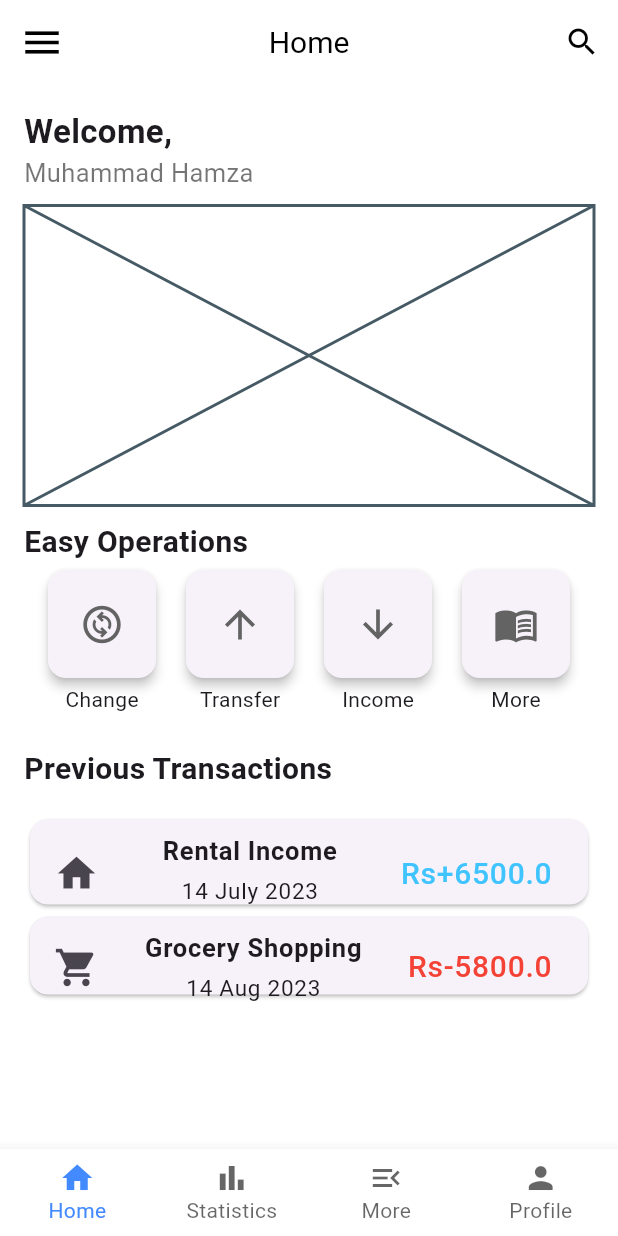
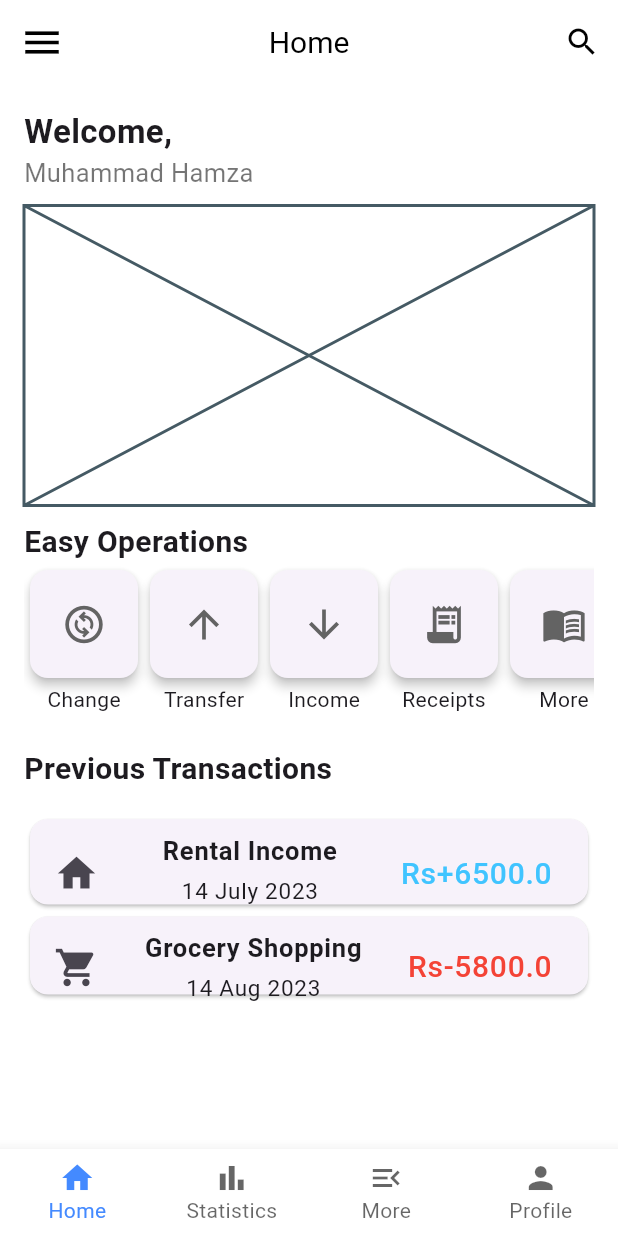
Before and after one commit to msulemanjaved82/khata5m123, a Flutter app: the screen it shows after launch, on a phone screen of 412 x 824 dp. Run offline on Flutter 3.47's test engine with Material 3 defaults, Android fonts, the light colour scheme and no system bars.

Commit message:
home page created

```diff
--- a/khataapp/lib/homepage.dart
+++ b/khataapp/lib/homepage.dart
@@ -72,7 +72,9 @@ class HomePage extends StatelessWidget {
                 ),
               ),
               const SizedBox(height: 0),
-              Row(
+              SingleChildScrollView(
+                scrollDirection: Axis.horizontal,
+                child: Row(
                   mainAxisAlignment: MainAxisAlignment.spaceEvenly,
                   children: [
                     Column(
@@ -164,6 +166,32 @@ class HomePage extends StatelessWidget {
                               padding: const EdgeInsets.all(0),
                               child: IconButton(
                                 icon: const Icon(
+                                  Icons.receipt_long,
+                                  size: 30,
+                                  color: Color.fromARGB(255, 99, 99, 99),
+                                ),
+                                onPressed: () {},
+                                alignment: Alignment.center,
+                              ),
+                            ),
+                          ),
+                        ),
+                        const Text(
+                          'Receipts',
+                        ),
+                      ],
+                    ),
+                    Column(
+                      children: [
+                        SizedBox(
+                          width: 80,
+                          height: 80,
+                          child: Card(
+                            elevation: 3,
+                            child: Container(
+                              padding: const EdgeInsets.all(0),
+                              child: IconButton(
+                                icon: const Icon(
                                   Icons.menu_book,
                                   size: 30,
                                   color: Color.fromARGB(255, 99, 99, 99),
@@ -181,6 +209,7 @@ class HomePage extends StatelessWidget {
                     ),
                   ],
                 ),
+              ),
               const SizedBox(height: 22),
               const Text(
                 'Previous Transactions',
@@ -190,6 +219,10 @@ class HomePage extends StatelessWidget {
                 ),
               ),
               const SizedBox(height: 15),
+              SingleChildScrollView(
+                scrollDirection: Axis.vertical,
+                child: Column(
+                  children: [
                     SizedBox(
                       height: 65,
                       child: Card(
@@ -229,7 +262,8 @@ class HomePage extends StatelessWidget {
                       height: 60,
                       child: Card(
                         child: ListTile(
-                    leading: const Icon(Icons.local_grocery_store, size: 30.0),
+                          leading:
+                              const Icon(Icons.local_grocery_store, size: 30.0),
                           title: const Column(
                             children: [
                               Text(
@@ -260,6 +294,9 @@ class HomePage extends StatelessWidget {
                         ),
                       ),
                     ),
+                  ],
+                ),
+              )
             ],
           ),
         ),
```
Lines whose indentation alone changed are shown as unchanged.
